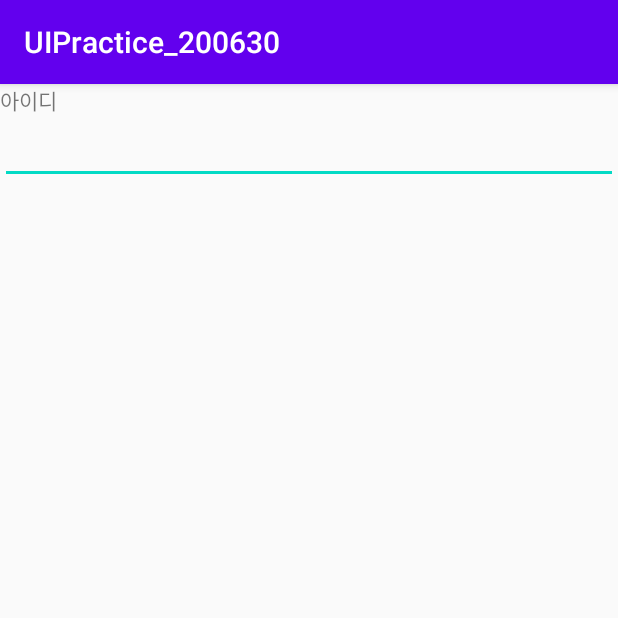
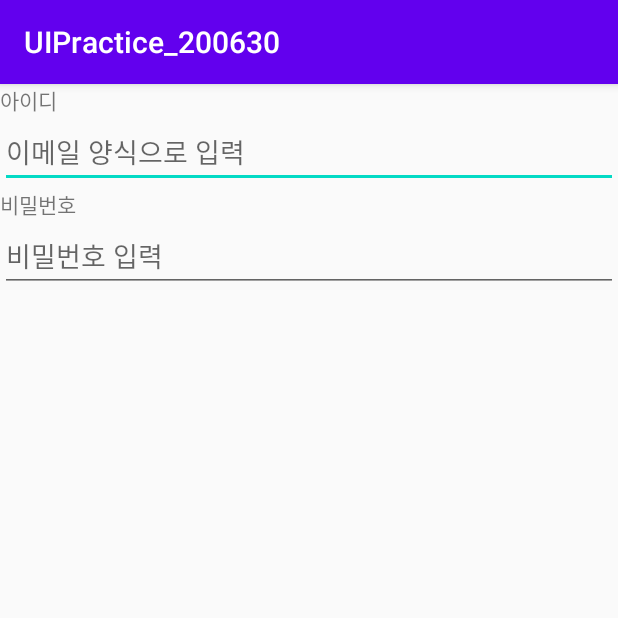
Before and after one commit to ShiriBot/UIPractice_200630, an Android app: the screen it shows after launch (MainActivity), on a phone screen of 412 x 824 dp, the top half of it. Run offline under Robolectric (Android 15) with nearby library versions, the phone set to English and light mode, and no system bars.

Commit message:
EditText연습 => hint, inputType

```diff
--- a/app/src/main/res/layout/activity_main.xml
+++ b/app/src/main/res/layout/activity_main.xml
@@ -14,7 +14,19 @@
 
     <EditText
         android:layout_width="match_parent"
-        android:layout_height="wrap_content" />
+        android:layout_height="wrap_content"
+        android:hint="이메일 양식으로 입력"
+        android:inputType="textEmailAddress"/>
 
+    <TextView
+        android:layout_width="wrap_content"
+        android:layout_height="wrap_content"
+        android:text="비밀번호"/>
+
+    <EditText
+        android:layout_width="match_parent"
+        android:layout_height="wrap_content"
+        android:hint="비밀번호 입력"
+        android:inputType="textPassword"/>
 
 </LinearLayout>
```
